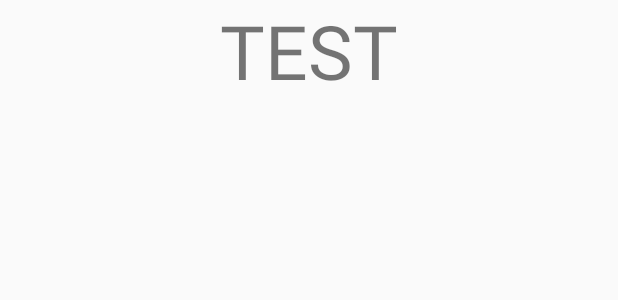
After one commit to patcharapruck/KrystalDashBoard, an Android app: the layout activity_home.xml on its own in the app's theme, with its tools: preview values and no code run, on a phone screen of 412 x 824 dp. The commit adds this screen. Shown: the top 300 px of the screen. Run offline under Robolectric (Android 15) with nearby library versions, the phone set to English and light mode, and no system bars.

```diff
--- /dev/null
+++ b/app/src/main/res/layout/activity_home.xml
@@ -0,0 +1,16 @@
+<?xml version="1.0" encoding="utf-8"?>
+<android.support.constraint.ConstraintLayout xmlns:android="http://schemas.android.com/apk/res/android"
+    xmlns:app="http://schemas.android.com/apk/res-auto"
+    xmlns:tools="http://schemas.android.com/tools"
+    android:layout_width="match_parent"
+    android:layout_height="match_parent"
+    tools:context=".activty.HomeActivity">
+
+    <TextView
+        android:layout_width="match_parent"
+        android:layout_height="wrap_content"
+        android:text="TEST"
+        android:gravity="center"
+        android:textSize="50dp"/>
+
+</android.support.constraint.ConstraintLayout>
--- a/app/src/main/res/layout/activity_logiin.xml
+++ b/app/src/main/res/layout/activity_logiin.xml
@@ -6,7 +6,7 @@
     android:layout_width="match_parent"
     android:layout_height="match_parent"
     android:fillViewport="true"
-    tools:context=".activty.LogiinActivity">
+    tools:context=".activty.LoginActivity">
 
     <LinearLayout
         android:layout_width="match_parent"
```
Also changed, not shown: app/src/main/AndroidManifest.xml (+7 -5 lines), app/src/main/java/dashboard/android/hdw/com/krystaldashboard/activty/HomeActivity.java (added, +62 -0 lines), app/src/main/java/dashboard/android/hdw/com/krystaldashboard/activty/LoginActivity.java (renamed from app/src/main/java/dashboard/android/hdw/com/krystaldashboard/activty/LogiinActivity.java, +9 -7 lines).
